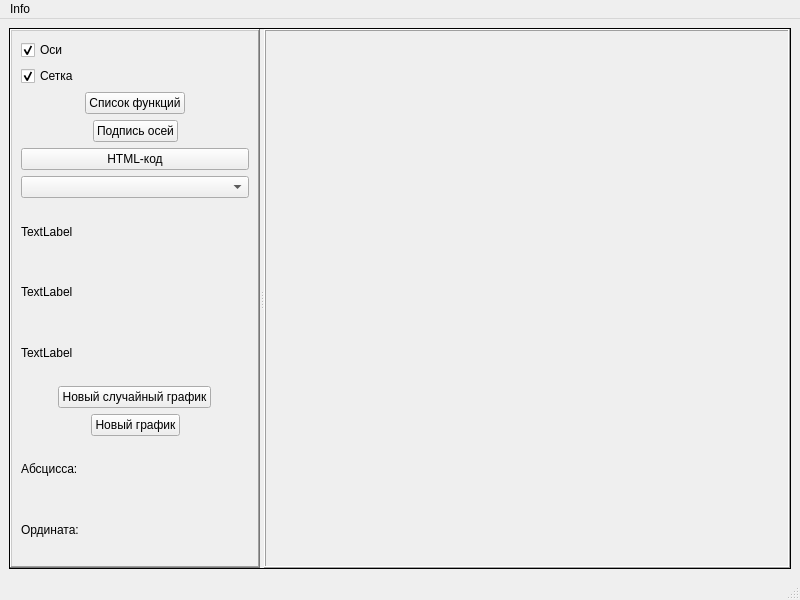
This is mainwindow/mainwindow.ui in GirvitAlexander/Graph as Qt 5 draws it before an edit. The edited form follows.
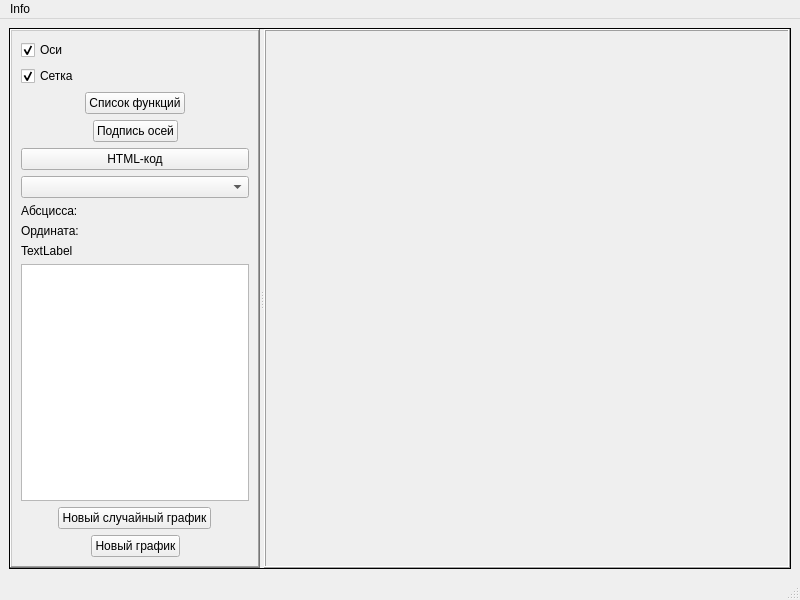
This is the edited form. Custom widgets are drawn as their Qt base class.

The edit to the form file:
```diff
--- a/mainwindow/mainwindow.ui
+++ b/mainwindow/mainwindow.ui
@@ -70,7 +70,7 @@
         <item row="7" column="0">
          <widget class="QLabel" name="abs">
           <property name="text">
-           <string>TextLabel</string>
+           <string>Абсцисса:</string>
           </property>
          </widget>
         </item>
@@ -127,7 +127,7 @@
         <item row="8" column="0">
          <widget class="QLabel" name="ord">
           <property name="text">
-           <string>TextLabel</string>
+           <string>Ордината:</string>
           </property>
          </widget>
         </item>
@@ -168,20 +168,6 @@
           </item>
          </layout>
         </item>
-        <item>
-         <widget class="QLabel" name="abs">
-          <property name="text">
-           <string>Абсцисса: </string>
-          </property>
-         </widget>
-        </item>
-        <item>
-         <widget class="QLabel" name="ord">
-          <property name="text">
-           <string>Ордината: </string>
-          </property>
-         </widget>
-        </item>
         <item row="9" column="0">
          <widget class="QLabel" name="testNum">
           <property name="text">
@@ -283,6 +269,9 @@
         <item row="5" column="0">
          <widget class="QComboBox" name="comboBox"/>
         </item>
+        <item row="10" column="0">
+         <widget class="QTextBrowser" name="textBrowser"/>
+        </item>
        </layout>
       </widget>
       <widget class="QFrame" name="graphFrame">
```
Left out of the diff: 2 changed lines with no effect on the pictures.
